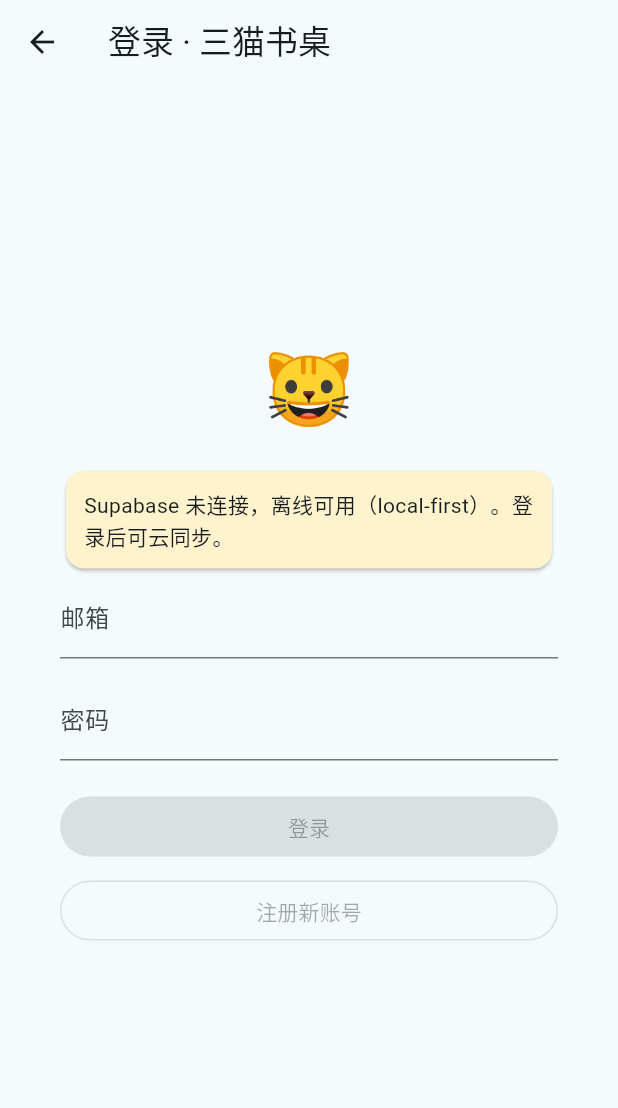
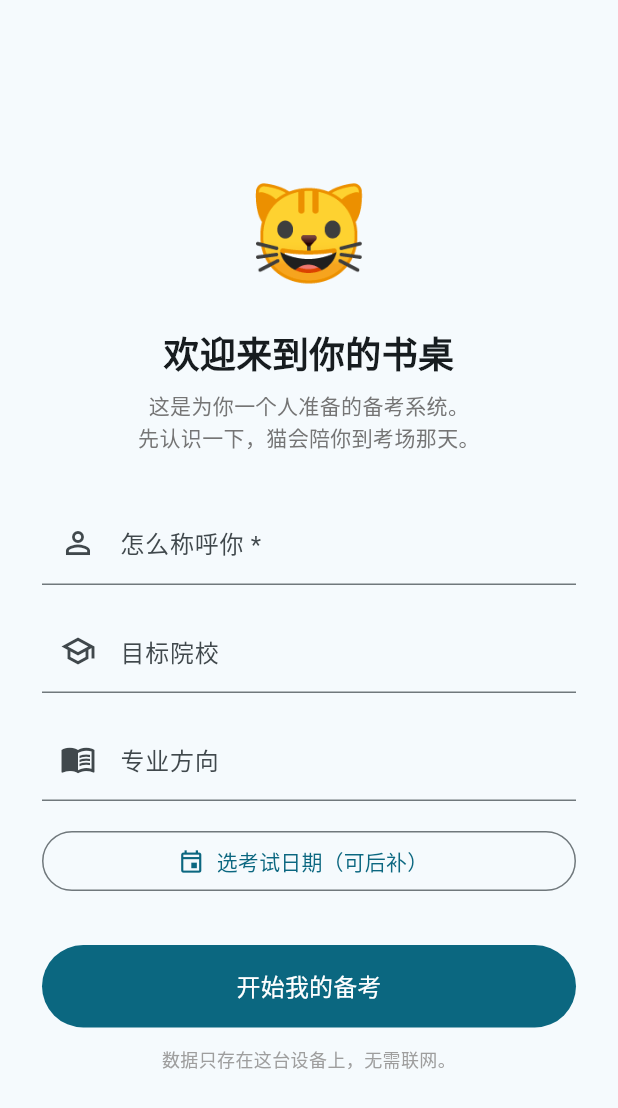
Before and after one commit to gudi565/three-cats-desk, a Flutter app: the HomeScreen screen opened by its route, after a tap on the "person outline" icon, on a phone screen of 412 x 824 dp. Shown: the top 1108 px of the screen. Run offline on Flutter 3.47's test engine with Material 3 defaults, Android fonts, the phone set to English and light mode, and no system bars; our stand-ins replace drift, flutter_riverpod, go_router, shared_preferences, supabase_flutter; accounts and stored records are empty; generated files the repository leaves out were written again.

Commit message:
feat(profile): 本地专属初始化向导——昵称/院校/专业/考试日期替代账号系统
- features/profile/user_profile.dart: UserProfile+Notifier(SharedPreferences持久化),
  titleLine专属标题/daysToExam考试倒计时/setupDone首启标记
- features/profile/onboarding_screen.dart: 首启向导(无账号,昵称必填,院校/专业/日期可后补),
  填完从此首页/猫问候带上用户身份
- main.dart: setupDone=false→/onboarding;首页AppBar专属标题+距考试N天;猫问候带昵称;
  person图标改成进Onboarding(替代LoginScreen作本地身份入口)
- 专属感=防盗绑定层(嵌入用户身份);'数据只存在这台设备'明示无云端
- 测试+4(user_profile_test): titleLine拼接/倒计时边界/保存重载往返/默认setupDone; 47/47绿

```diff
--- /dev/null
+++ b/lib/features/profile/onboarding_screen.dart
@@ -0,0 +1,143 @@
+import 'package:flutter/material.dart';
+import 'package:flutter_riverpod/flutter_riverpod.dart';
+
+import '../profile/user_profile.dart';
+
+/// 本地专属初始化向导（本地部署方向）：首次启动时填写 昵称/目标院校/专业/考试日期。
+///
+/// 这是「专属考研系统」的第一触点——不是登录（无账号），而是"让这只猫认识你"。
+/// 填完后首页/开机语都带上用户身份与目标，形成「XX 的专属备考系统」的专属感。
+///
+/// 全部可跳过/留空：昵称必填（猫要叫他），院校/专业/日期可后补（设置页改）。
+class OnboardingScreen extends ConsumerStatefulWidget {
+  const OnboardingScreen({super.key});
+
+  @override
+  ConsumerState<OnboardingScreen> createState() => _OnboardingScreenState();
+}
+
+class _OnboardingScreenState extends ConsumerState<OnboardingScreen> {
+  final _nickname = TextEditingController();
+  final _school = TextEditingController();
+  final _major = TextEditingController();
+  DateTime? _examDate;
+
+  @override
+  void dispose() {
+    _nickname.dispose();
+    _school.dispose();
+    _major.dispose();
+    super.dispose();
+  }
+
+  String _fmt(DateTime d) =>
+      '${d.year}-${d.month.toString().padLeft(2, '0')}-${d.day.toString().padLeft(2, '0')}';
+
+  Future<void> _pickDate() async {
+    final now = DateTime.now();
+    final picked = await showDatePicker(
+      context: context,
+      initialDate: DateTime(now.year, 12, 21), // 考研初试默认 12 月下旬
+      firstDate: now,
+      lastDate: DateTime(now.year + 3),
+      helpText: '选择考试日期',
+    );
+    if (picked != null) setState(() => _examDate = picked);
+  }
+
+  Future<void> _finish() async {
+    final nick = _nickname.text.trim();
+    if (nick.isEmpty) {
+      ScaffoldMessenger.of(context).showSnackBar(
+        const SnackBar(content: Text('给自己起个名字吧，猫咪想认识你')),
+      );
+      return;
+    }
+    await ref.read(userProfileProvider.notifier).save(UserProfile(
+          nickname: nick,
+          school: _school.text.trim(),
+          major: _major.text.trim(),
+          examDate: _examDate == null ? '' : _fmt(_examDate!),
+          setupDone: true,
+        ));
+  }
+
+  @override
+  Widget build(BuildContext context) {
+    return Scaffold(
+      body: SafeArea(
+        child: Center(
+          child: SingleChildScrollView(
+            padding: const EdgeInsets.all(28),
+            child: ConstrainedBox(
+              constraints: const BoxConstraints(maxWidth: 420),
+              child: Column(
+                crossAxisAlignment: CrossAxisAlignment.stretch,
+                children: [
+                  const Text('🐱', style: TextStyle(fontSize: 64), textAlign: TextAlign.center),
+                  const SizedBox(height: 16),
+                  const Text(
+                    '欢迎来到你的书桌',
+                    style: TextStyle(fontSize: 24, fontWeight: FontWeight.w700),
+                    textAlign: TextAlign.center,
+                  ),
+                  const SizedBox(height: 8),
+                  Text(
+                    '这是为你一个人准备的备考系统。\n先认识一下，猫会陪你到考场那天。',
+                    style: TextStyle(fontSize: 14, color: Colors.grey.shade600, height: 1.5),
+                    textAlign: TextAlign.center,
+                  ),
+                  const SizedBox(height: 32),
+                  TextField(
+                    controller: _nickname,
+                    decoration: const InputDecoration(
+                      labelText: '怎么称呼你 *',
+                      hintText: '名字或昵称',
+                      prefixIcon: Icon(Icons.person_outline),
+                    ),
+                  ),
+                  const SizedBox(height: 16),
+                  TextField(
+                    controller: _school,
+                    decoration: const InputDecoration(
+                      labelText: '目标院校',
+                      hintText: '如：北京大学',
+                      prefixIcon: Icon(Icons.school_outlined),
+                    ),
+                  ),
+                  const SizedBox(height: 16),
+                  TextField(
+                    controller: _major,
+                    decoration: const InputDecoration(
+                      labelText: '专业方向',
+                      hintText: '如：新闻与传播',
+                      prefixIcon: Icon(Icons.menu_book_outlined),
+                    ),
+                  ),
+                  const SizedBox(height: 16),
+                  OutlinedButton.icon(
+                    onPressed: _pickDate,
+                    icon: const Icon(Icons.event_outlined),
+                    label: Text(_examDate == null ? '选考试日期（可后补）' : '考试日期：${_fmt(_examDate!)}'),
+                  ),
+                  const SizedBox(height: 32),
+                  FilledButton(
+                    onPressed: _finish,
+                    style: FilledButton.styleFrom(padding: const EdgeInsets.symmetric(vertical: 16)),
+                    child: const Text('开始我的备考', style: TextStyle(fontSize: 16)),
+                  ),
+                  const SizedBox(height: 12),
+                  Text(
+                    '数据只存在这台设备上，无需联网。',
+                    style: TextStyle(fontSize: 12, color: Colors.grey.shade500),
+                    textAlign: TextAlign.center,
+                  ),
+                ],
+              ),
+            ),
+          ),
+        ),
+      ),
+    );
+  }
+}
--- /dev/null
+++ b/lib/features/profile/user_profile.dart
@@ -0,0 +1,105 @@
+import 'package:flutter_riverpod/flutter_riverpod.dart';
+import 'package:shared_preferences/shared_preferences.dart';
+
+/// 本地专属档案（本地部署方向的「账号」替代品，2026-08-13）。
+///
+/// 无云端 = 无账号系统。但「专属考研系统」的专属感必须有个载体：
+/// 首次启动让用户填 昵称 / 目标院校 / 专业方向 / 考试日期，
+/// 存在本地 SharedPreferences，从此首页/猫问候/开机语都带上他的名字与目标——
+/// 「XX 的北大新传备考系统」。这也是轻度防盗绑定（嵌入用户身份，转卖变尴尬）。
+///
+/// 设计要点：
+/// - 无账号、无密码、无网络，纯本地。`setupDone=false` 时首页跳到初始化向导。
+/// - 考试日期用于倒计时（专属感最强的元素之一："距考试还有 N 天"）。
+/// - 与猫命名空间（cat_provider 的 bindUser）解耦：本地模式只有一个用户，命名空间用 '_local'。
+class UserProfile {
+  final String nickname; // 昵称（"小明"）
+  final String school; // 目标院校（"北京大学"）
+  final String major; // 专业方向（"新闻与传播"）
+  final String examDate; // 考试日期 YYYY-MM-DD（可空串=未设）
+  final bool setupDone; // 是否已完成初始化向导
+
+  const UserProfile({
+    this.nickname = '',
+    this.school = '',
+    this.major = '',
+    this.examDate = '',
+    this.setupDone = false,
+  });
+
+  /// 展示用专属标题："小明 · 北京大学 新闻与传播"。
+  String get titleLine {
+    final parts = <String>[
+      if (nickname.isNotEmpty) nickname,
+      if (school.isNotEmpty) school,
+      if (major.isNotEmpty) major,
+    ];
+    return parts.isEmpty ? '三猫书桌' : parts.join(' · ');
+  }
+
+  /// 距考试天数（未设日期/已过期返回 null）。
+  int? get daysToExam {
+    if (examDate.isEmpty) return null;
+    final d = DateTime.tryParse(examDate);
+    if (d == null) return null;
+    final now = DateTime.now();
+    final today = DateTime(now.year, now.month, now.day);
+    final exam = DateTime(d.year, d.month, d.day);
+    final diff = exam.difference(today).inDays;
+    return diff >= 0 ? diff : null;
+  }
+
+  UserProfile copyWith({
+    String? nickname,
+    String? school,
+    String? major,
+    String? examDate,
+    bool? setupDone,
+  }) =>
+      UserProfile(
+        nickname: nickname ?? this.nickname,
+        school: school ?? this.school,
+        major: major ?? this.major,
+        examDate: examDate ?? this.examDate,
+        setupDone: setupDone ?? this.setupDone,
+      );
+}
+
+class UserProfileNotifier extends StateNotifier<UserProfile> {
+  static const _kNickname = 'profile.nickname';
+  static const _kSchool = 'profile.school';
+  static const _kMajor = 'profile.major';
+  static const _kExamDate = 'profile.exam_date';
+  static const _kSetupDone = 'profile.setup_done';
+
+  UserProfileNotifier() : super(const UserProfile()) {
+    _load();
+  }
+
+  Future<void> _load() async {
+    final prefs = await SharedPreferences.getInstance();
+    state = UserProfile(
+      nickname: prefs.getString(_kNickname) ?? '',
+      school: prefs.getString(_kSchool) ?? '',
+      major: prefs.getString(_kMajor) ?? '',
+      examDate: prefs.getString(_kExamDate) ?? '',
+      setupDone: prefs.getBool(_kSetupDone) ?? false,
+    );
+  }
+
+  /// 保存档案（初始化向导提交 / 设置页修改）。
+  Future<void> save(UserProfile p) async {
+    state = p;
+    final prefs = await SharedPreferences.getInstance();
+    await prefs.setString(_kNickname, p.nickname);
+    await prefs.setString(_kSchool, p.school);
+    await prefs.setString(_kMajor, p.major);
+    await prefs.setString(_kExamDate, p.examDate);
+    await prefs.setBool(_kSetupDone, p.setupDone);
+  }
+}
+
+final userProfileProvider =
+    StateNotifierProvider<UserProfileNotifier, UserProfile>((ref) {
+  return UserProfileNotifier();
+});
--- a/lib/main.dart
+++ b/lib/main.dart
@@ -11,6 +11,8 @@ import 'features/niannian/login_screen.dart';
 import 'features/niannian/review_screen.dart';
 import 'features/nuannuan/focus_provider.dart';
 import 'features/nuannuan/focus_screen.dart';
+import 'features/profile/onboarding_screen.dart';
+import 'features/profile/user_profile.dart';
 import 'features/wenwen/quiz_screen.dart';
 import 'features/zhizhi/notes_screen.dart';
 import 'features/yuanyuan/yuanyuan_screen.dart';
@@ -100,10 +102,14 @@ class SanmaoApp extends ConsumerWidget {
 
   @override
   Widget build(BuildContext context, WidgetRef ref) {
+    final profile = ref.watch(userProfileProvider);
+    // 本地专属版：未完成初始化向导 → 先进 Onboarding（无账号，填昵称/院校/日期）。
+    // 完成后进主页。设置页可改。
     final router = GoRouter(
-      initialLocation: '/',
+      initialLocation: profile.setupDone ? '/' : '/onboarding',
       routes: [
         GoRoute(path: '/', builder: (_, __) => const HomeScreen()),
+        GoRoute(path: '/onboarding', builder: (_, __) => const OnboardingScreen()),
         GoRoute(path: '/login', builder: (_, __) => const LoginScreen()),
       ],
     );
@@ -135,14 +141,27 @@ class HomeScreen extends ConsumerWidget {
   @override
   Widget build(BuildContext context, WidgetRef ref) {
     final cat = ref.watch(catProvider);
+    final profile = ref.watch(userProfileProvider);
+    final days = profile.daysToExam;
     return Scaffold(
       appBar: AppBar(
-        title: const Text('三猫书桌 · 考研'),
+        // 专属标题：「小明 · 北京大学 新闻与传播」（未填则「三猫书桌 · 考研」）
+        title: Text(profile.setupDone && profile.titleLine != '三猫书桌'
+            ? profile.titleLine
+            : '三猫书桌 · 考研'),
         actions: [
+          if (days != null)
+            Padding(
+              padding: const EdgeInsets.only(right: 4),
+              child: Center(
+                child: Text('距考试 $days 天',
+                    style: const TextStyle(fontSize: 13, fontWeight: FontWeight.w600)),
+              ),
+            ),
           IconButton(
             icon: const Icon(Icons.person_outline),
             onPressed: () => Navigator.of(context).push(
-              MaterialPageRoute(builder: (_) => const LoginScreen()),
+              MaterialPageRoute(builder: (_) => const OnboardingScreen()),
             ),
           ),
         ],
@@ -150,7 +169,12 @@ class HomeScreen extends ConsumerWidget {
       body: ListView(
         padding: const EdgeInsets.all(16),
         children: [
-          _CatGreeting(mood: cat.mood, intimacy: cat.intimacy, today: cat.todayReviewed),
+          _CatGreeting(
+            mood: cat.mood,
+            intimacy: cat.intimacy,
+            today: cat.todayReviewed,
+            nickname: profile.nickname,
+          ),
           const SizedBox(height: 12),
           const _TodayOverview(), // 跨模块今日总览（暖暖仪表盘底座）
           const SizedBox(height: 12),
@@ -186,7 +210,7 @@ class HomeScreen extends ConsumerWidget {
             ),
           const SizedBox(height: 16),
           const Center(
-            child: Text('Phase2 · 念念翻卡 + 暖暖专注 + 猫养成',
+            child: Text('五猫套装 · 念念背书 + 暖暖专注 + 稳稳做题 + 知知笔记 + 渊渊文献',
                 style: TextStyle(color: Colors.grey, fontSize: 12)),
           ),
         ],
@@ -201,11 +225,18 @@ class _CatGreeting extends StatelessWidget {
   final CatMood mood;
   final int intimacy;
   final int today;
-  const _CatGreeting({required this.mood, required this.intimacy, required this.today});
+  final String nickname;
+  const _CatGreeting({
+    required this.mood,
+    required this.intimacy,
+    required this.today,
+    this.nickname = '',
+  });
 
   @override
   Widget build(BuildContext context) {
     final hasReviewedToday = today > 0;
+    final who = nickname.isEmpty ? '' : '$nickname，';
     return Container(
       padding: const EdgeInsets.symmetric(horizontal: 16, vertical: 14),
       decoration: BoxDecoration(
@@ -226,8 +257,8 @@ class _CatGreeting extends StatelessWidget {
               children: [
                 Text(
                   hasReviewedToday
-                      ? '今天复习了 $today 张，猫咪很满足～'
-                      : '猫咪在等你今天来复习哦！',
+                      ? '${who}今天复习了 $today 张，猫咪很满足～'
+                      : '${who}猫咪在等你今天来复习哦！',
                   style: const TextStyle(fontSize: 14, fontWeight: FontWeight.w600),
                 ),
                 const SizedBox(height: 4),
```
Also changed, not shown: 1 other file.
